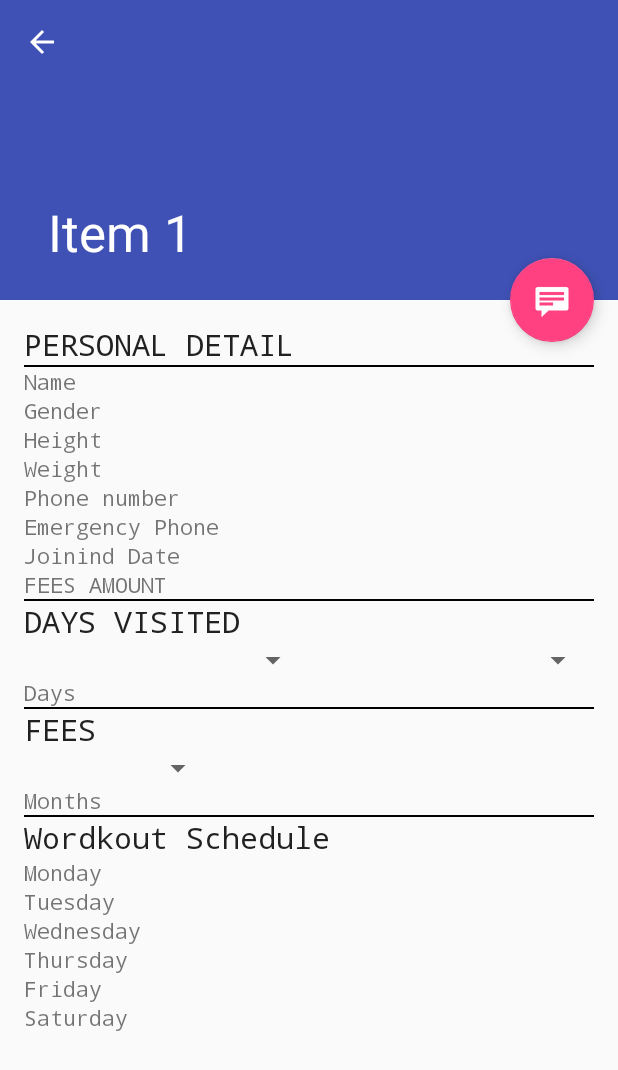
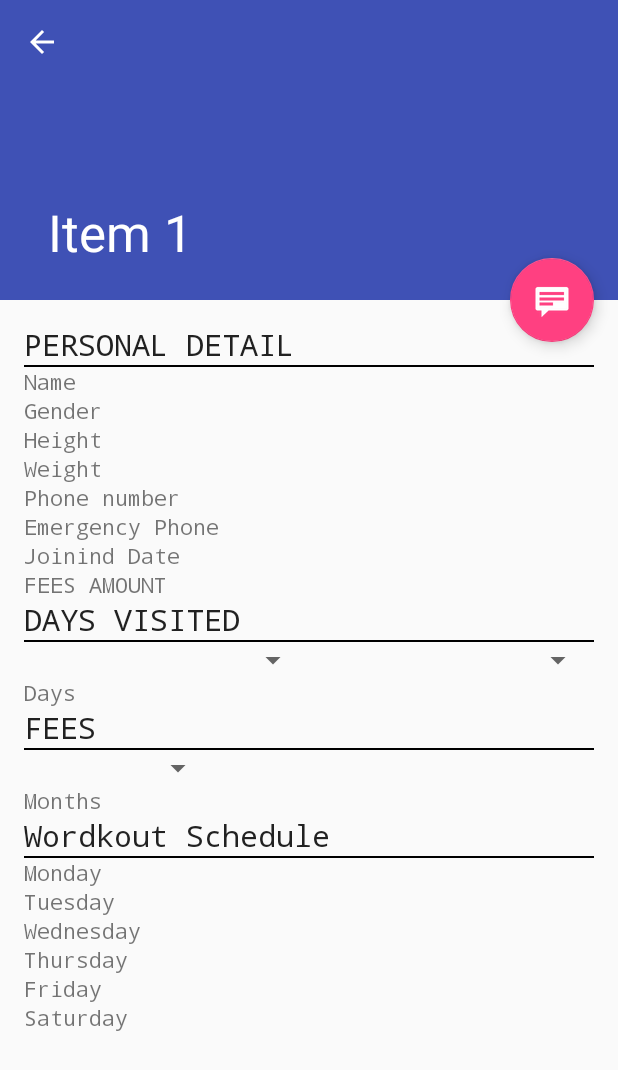
Before and after one commit to AI0497/Layouts, an Android app: the fragment memberDetailFragment placed in its activity, after a tap on an icon or button, on a phone screen of 412 x 824 dp. Shown: the top 1070 px of the screen. Run offline under Robolectric (Android 15) with nearby library versions, the phone set to English and light mode, and no system bars; 2 statements that could not run were skipped.

Commit message:
member detail edited redfined

```diff
--- a/app/src/main/res/layout/member_detail.xml
+++ b/app/src/main/res/layout/member_detail.xml
@@ -24,7 +24,7 @@
             android:textAppearance="@style/TextAppearance.AppCompat.Title" />
 
         <View
-            android:id="@+id/view2"
+            android:id="@+id/view5"
             android:layout_width="match_parent"
             android:layout_height="1dp"
             android:background="@android:color/black" />
@@ -87,11 +87,6 @@
             android:fontFamily="monospace"
             android:text="FEES AMOUNT" />
 
-        <View
-            android:id="@+id/view1"
-            android:layout_width="match_parent"
-            android:layout_height="1dp"
-            android:background="@android:color/black" />
 
 
         <TextView
@@ -102,6 +97,13 @@
             android:text="DAYS VISITED"
             android:textAppearance="@style/TextAppearance.AppCompat.Title" />
 
+        <View
+            android:id="@+id/view1"
+            android:layout_width="match_parent"
+            android:layout_height="1dp"
+            android:background="@android:color/black" />
+
+
         <LinearLayout
             android:layout_width="match_parent"
             android:layout_height="wrap_content"
@@ -111,7 +113,8 @@
                 android:id="@+id/sp_dv_year"
                 android:layout_width="0dp"
                 android:layout_height="wrap_content"
-                android:layout_weight="0.5" />
+                android:layout_weight="0.5"
+                android:addStatesFromChildren="false" />
 
             <Spinner
                 android:id="@+id/sp_dv_month"
@@ -128,11 +131,7 @@
             android:fontFamily="monospace"
             android:text="Days " />
 
-        <View
-            android:id="@+id/view2"
-            android:layout_width="match_parent"
-            android:layout_height="1dp"
-            android:background="@android:color/black" />
+
 
         <TextView
             android:id="@+id/tv_fees"
@@ -141,6 +140,12 @@
             android:fontFamily="monospace"
             android:text="FEES"
             android:textAppearance="@style/TextAppearance.AppCompat.Title" />
+
+        <View
+            android:id="@+id/view2"
+            android:layout_width="match_parent"
+            android:layout_height="1dp"
+            android:background="@android:color/black" />
 
         <LinearLayout
             android:layout_width="match_parent"
@@ -173,10 +178,6 @@
             android:fontFamily="monospace"
             android:text="Months" />
 
-        <View
-            android:layout_width="match_parent"
-            android:layout_height="1dp"
-            android:background="@android:color/black" />
 
         <TextView
             android:id="@+id/tv_schedule"
@@ -185,6 +186,12 @@
             android:fontFamily="monospace"
             android:text="Wordkout Schedule"
             android:textAppearance="@style/TextAppearance.AppCompat.Title" />
+
+        <View
+            android:layout_width="match_parent"
+            android:layout_height="1dp"
+            android:background="@android:color/black" />
+
 
         <TextView
             android:id="@+id/tv_monday"
```
